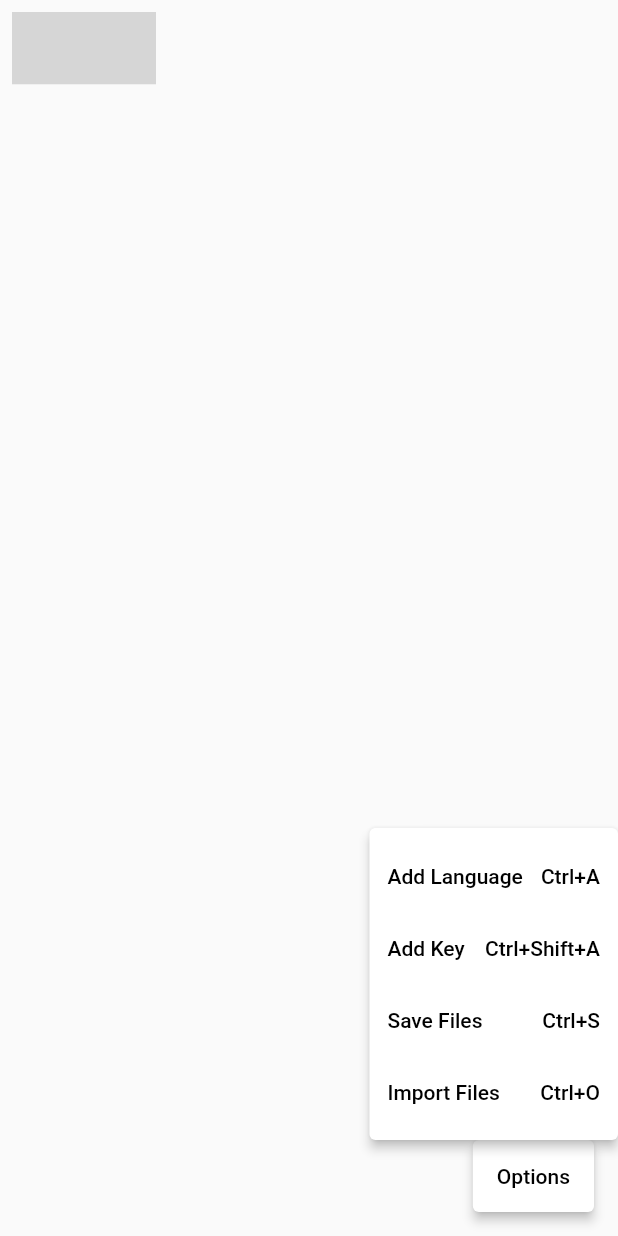
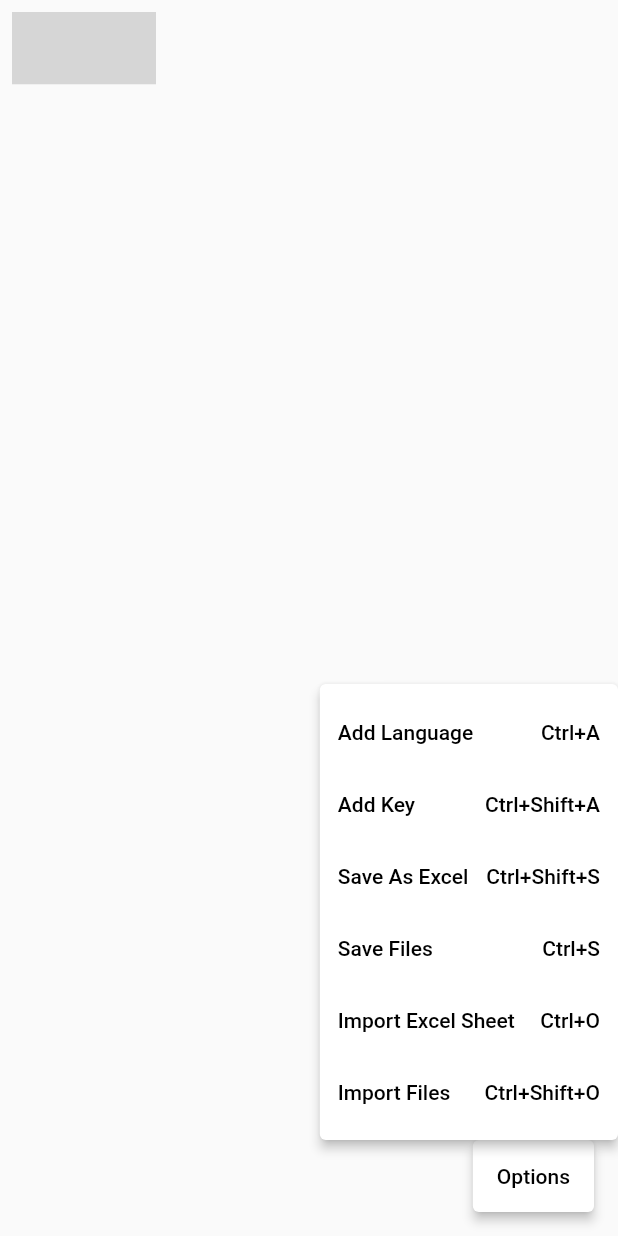
Before and after one commit to MrBoOodY/Arb_Manager, a Flutter app: the screen it shows after launch, after a tap on "Options", on a phone screen of 412 x 824 dp. Run offline on Flutter 3.47's test engine with Material 2 defaults, Android fonts, the phone set to English and light mode, and no system bars; our stand-ins replace equatable, file_picker, flutter_riverpod, hive_flutter; missing offline and left inert: editable, excel; accounts and stored records are empty; grey boxes are pictures that could not be loaded.

Commit message:
adding excel imports

```diff
--- a/lib/features/arb_editor/presentation/pages/arb_editor_page.dart
+++ b/lib/features/arb_editor/presentation/pages/arb_editor_page.dart
@@ -41,6 +41,14 @@ class _ArbEditorPageState extends ConsumerState<ArbEditorPage> {
             },
           ),
           MenuEntry(
+            shortcut: const SingleActivator(LogicalKeyboardKey.keyS,
+                control: true, shift: true),
+            label: 'Save As Excel',
+            onPressed: () async {
+              controller.exportAsExcelSheet();
+            },
+          ),
+          MenuEntry(
             shortcut:
                 const SingleActivator(LogicalKeyboardKey.keyS, control: true),
             label: 'Save Files',
@@ -51,6 +59,14 @@ class _ArbEditorPageState extends ConsumerState<ArbEditorPage> {
           MenuEntry(
             shortcut:
                 const SingleActivator(LogicalKeyboardKey.keyO, control: true),
+            label: 'Import Excel Sheet',
+            onPressed: () async {
+              // controller.importFile();
+            },
+          ),
+          MenuEntry(
+            shortcut: const SingleActivator(LogicalKeyboardKey.keyO,
+                control: true, shift: true),
             label: 'Import Files',
             onPressed: () async {
               controller.importFile();
--- a/lib/features/arb_editor/presentation/provider/arb_editor_provider.dart
+++ b/lib/features/arb_editor/presentation/provider/arb_editor_provider.dart
@@ -2,6 +2,7 @@ import 'dart:convert';
 import 'dart:io';
 
 import 'package:arb_management/core/core.dart';
+import 'package:excel/excel.dart';
 import 'package:file_picker/file_picker.dart';
 import 'package:flutter/material.dart';
 import 'package:flutter_riverpod/flutter_riverpod.dart';
@@ -63,12 +64,13 @@ class ArbEditorProvider extends ChangeNotifier {
     if (HiveHelper.getDirectoryPath() == null) {
       String? outputFile = await FilePicker.platform.saveFile(
           dialogTitle: 'Save Your File to desired location',
+          allowedExtensions: ['arb'],
+          type: FileType.custom,
           fileName: '${pages.keys.first}.arb');
       if (outputFile == null) {
         return;
       }
-      HiveHelper.setDirectoryPath(
-          outputFile.replaceAll('${pages.keys.first}.arb', ''));
+      HiveHelper.setDirectoryPath(outputFile.split('/').removeLast());
     }
     for (var pageKey in pages.keys) {
       File returnedFile = File('${HiveHelper.getDirectoryPath()}$pageKey.arb');
@@ -114,4 +116,30 @@ class ArbEditorProvider extends ChangeNotifier {
       notifyListeners();
     }
   }
+
+  exportAsExcelSheet() {
+    Excel excel = Excel.createExcel();
+    Sheet sheetObject = excel['SheetName'];
+    // print(sheetObject.);
+  }
+
+  importExcelSheet() async {
+    final FilePickerResult? filePickerResult =
+        await FilePicker.platform.pickFiles(
+      allowedExtensions: ['arb'],
+      type: FileType.custom,
+    );
+    if (filePickerResult?.files.first.path != null) {
+      var bytes = File(filePickerResult!.files.first.path!).readAsBytesSync();
+      var excel = Excel.decodeBytes(bytes);
+      for (var table in excel.tables.keys) {
+        print(table); //sheet Name
+        print(excel.tables[table]?.maxCols);
+        print(excel.tables[table]?.maxRows);
+        for (var row in excel.tables[table]?.rows ?? []) {
+          print("$row");
+        }
+      }
+    }
+  }
 }
```
